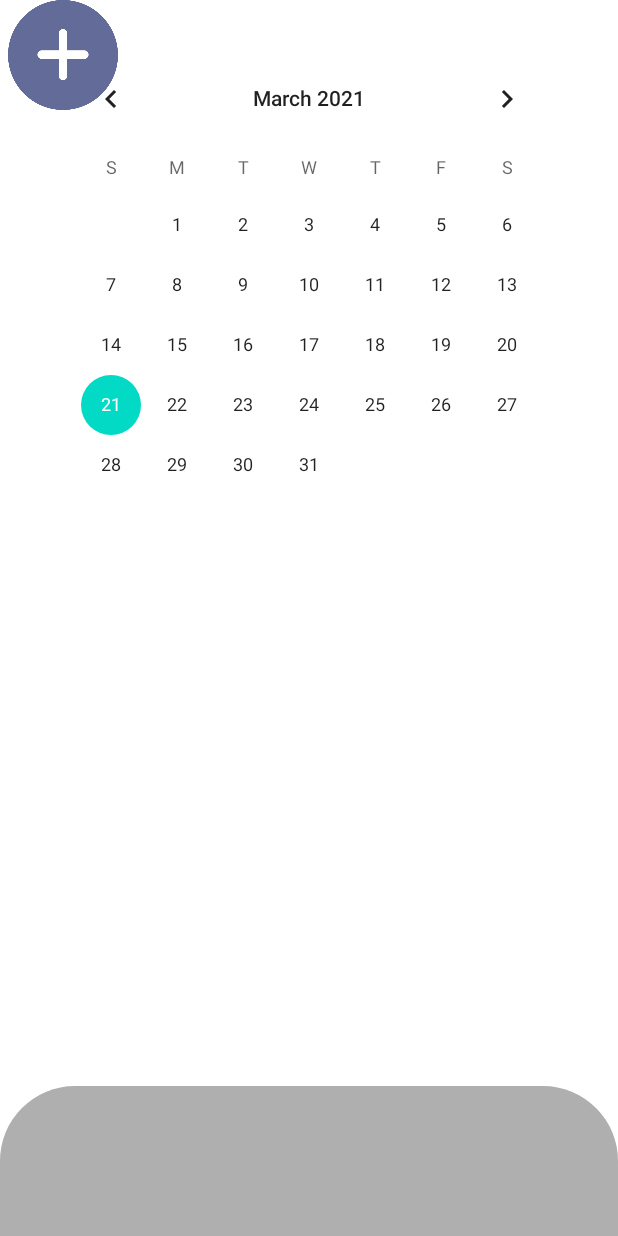
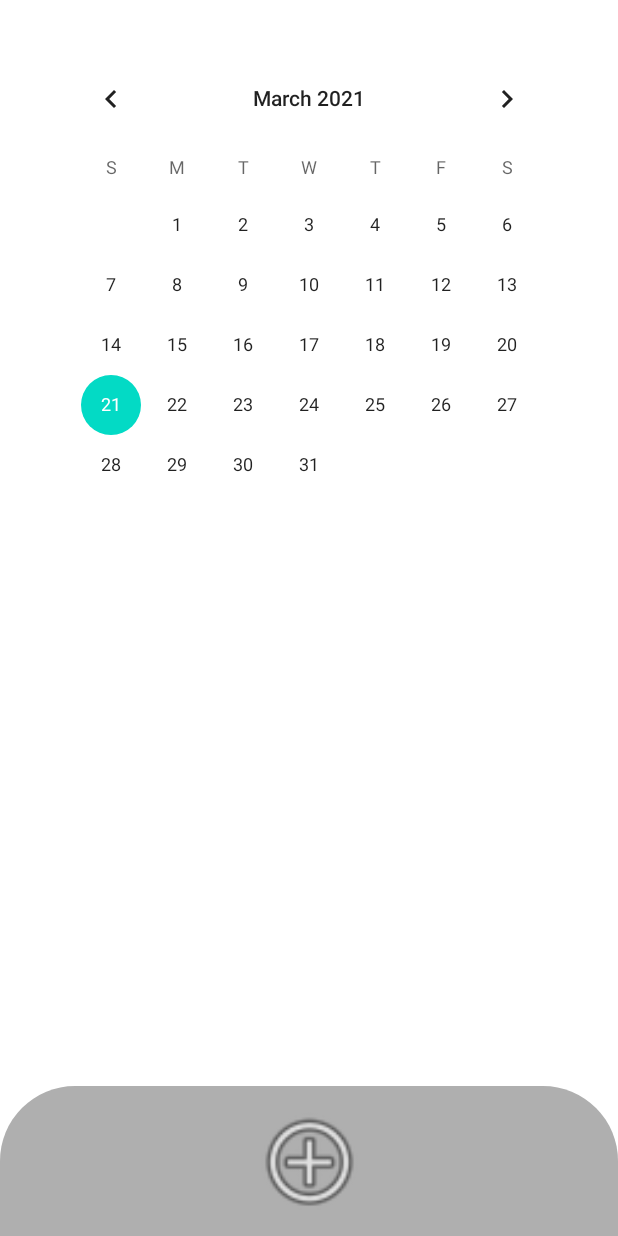
Before and after one commit to Terrabalt/Momadu, an Android app: the layout fragment_schedule.xml on its own in the app's theme, with its tools: preview values and no code run, on a phone screen of 412 x 824 dp. Run offline under Robolectric (Android 15) with nearby library versions, the phone set to English and light mode, and no system bars.

Commit message:
Schedule Fragment

```diff
--- a/app/src/main/res/layout/fragment_schedule.xml
+++ b/app/src/main/res/layout/fragment_schedule.xml
@@ -4,12 +4,28 @@
     xmlns:tools="http://schemas.android.com/tools"
     android:layout_width="match_parent"
     android:layout_height="match_parent"
-    tools:context=".ui.gallery.ScheduleFragment">
+    tools:context=".ui.gallery.GalleryFragment">
+
+    <TextView
+        android:id="@+id/text_gallery"
+        android:layout_width="match_parent"
+        android:layout_height="27dp"
+        android:layout_marginStart="8dp"
+        android:layout_marginEnd="8dp"
+        android:gravity="center"
+        android:textAlignment="center"
+        android:textSize="20sp"
+        app:layout_constraintBottom_toBottomOf="parent"
+        app:layout_constraintEnd_toEndOf="parent"
+        app:layout_constraintHorizontal_bias="1.0"
+        app:layout_constraintStart_toStartOf="parent"
+        app:layout_constraintTop_toBottomOf="@+id/calendarView"
+        app:layout_constraintVertical_bias="0.0" />
 
     <CalendarView
-        android:id="@+id/cvSchedule"
+        android:id="@+id/calendarView"
         android:layout_width="wrap_content"
-        android:layout_height="wrap_content"
+        android:layout_height="338dp"
         android:layout_marginStart="32dp"
         android:layout_marginLeft="32dp"
         android:layout_marginTop="32dp"
@@ -47,12 +63,17 @@
         app:layout_constraintEnd_toEndOf="parent"
         app:layout_constraintStart_toStartOf="parent" />
 
-    <ImageView
-        android:id="@+id/imageView12"
-        android:layout_width="84dp"
-        android:layout_height="73dp"
-        android:src="@drawable/add_1_"
-        tools:layout_editor_absoluteX="163dp"
-        tools:layout_editor_absoluteY="642dp" />
+    <ImageButton
+        android:id="@+id/btnAddSchedule"
+        android:layout_width="78dp"
+        android:layout_height="78dp"
+        android:background="#00FFFFFF"
+        android:scaleType="fitXY"
+        android:src="@android:drawable/ic_menu_add"
+        android:contentDescription="@android:string/ok"
+        app:layout_constraintBottom_toBottomOf="@+id/imageView"
+        app:layout_constraintEnd_toEndOf="@+id/imageView"
+        app:layout_constraintStart_toStartOf="@+id/imageView"
+        app:layout_constraintTop_toTopOf="@+id/imageView" />
 
 </androidx.constraintlayout.widget.ConstraintLayout>
```
Also changed, not shown: app/src/main/java/com/sti/ppam/momadu/ui/home/HomeViewModel.kt (deleted, +0 -13 lines), app/src/main/java/com/sti/ppam/momadu/ui/slideshow/SlideshowFragment.kt (deleted, +0 -31 lines).
